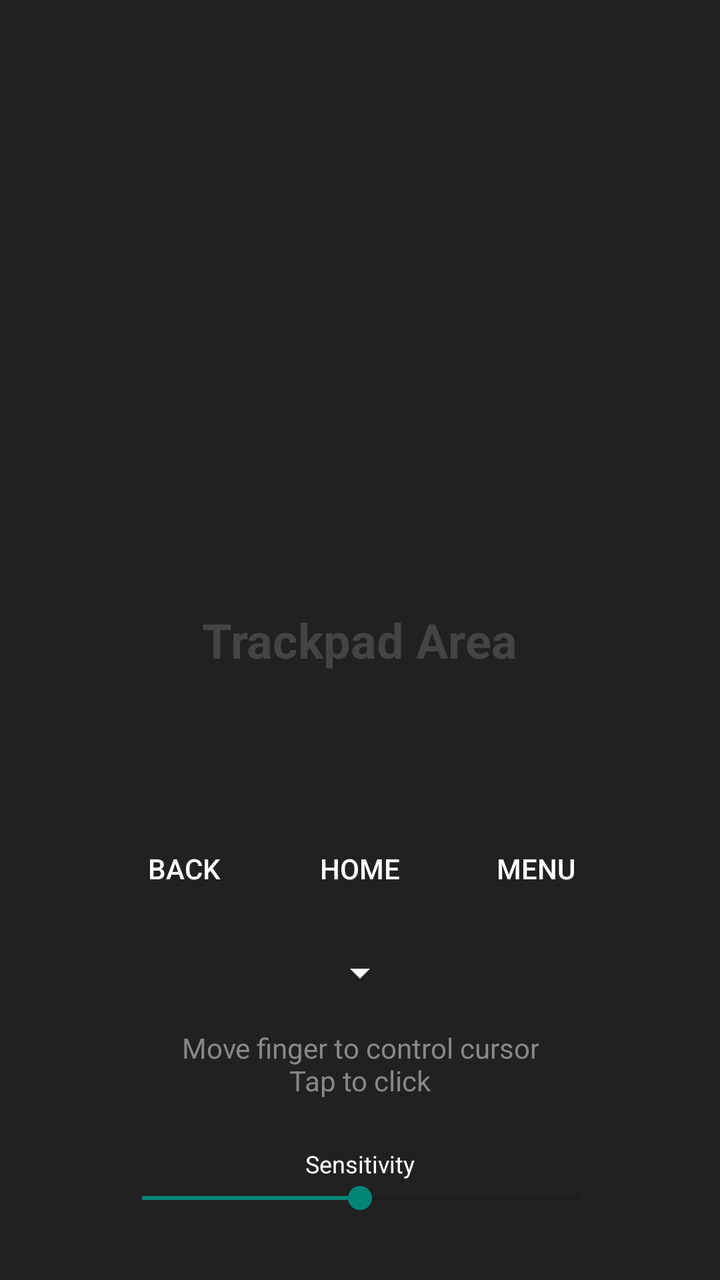
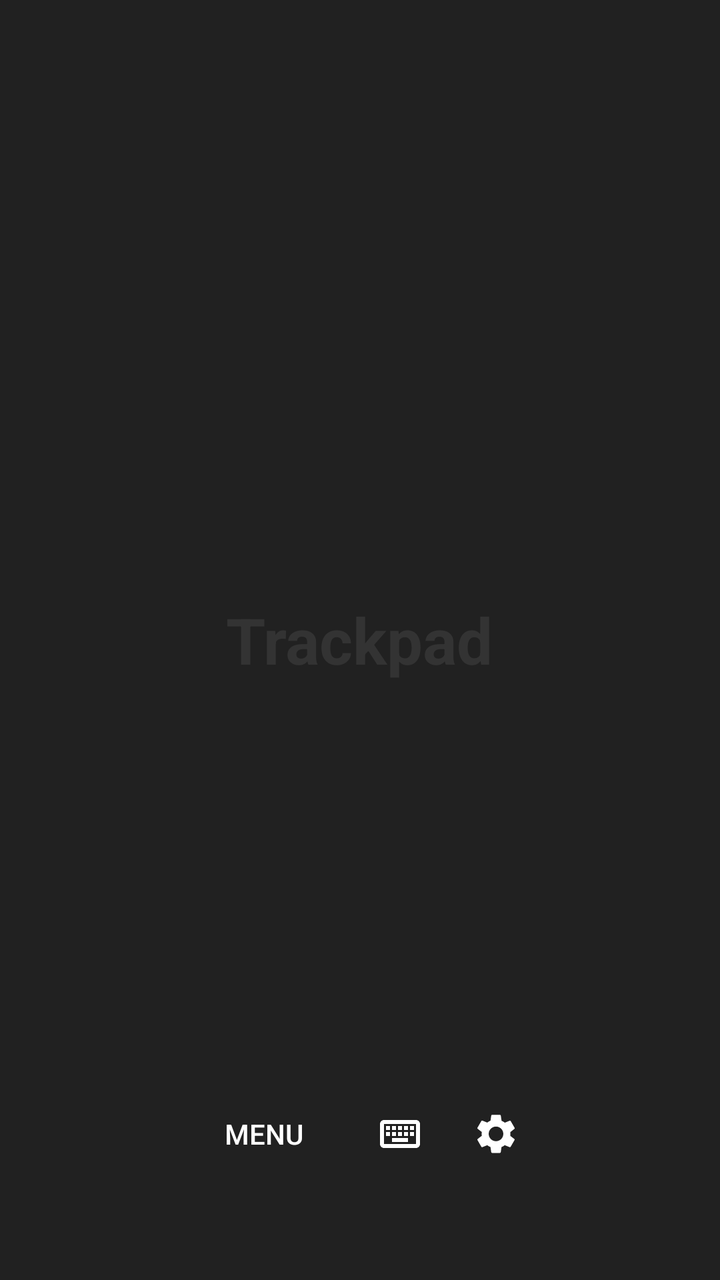

The first picture is an Android layout as it rendered before a commit; the second is the same layout after the commit. The layout source and the unified diff follow.
<!-- AndroidManifest.xml: application theme Theme.AppCompat.Light.NoActionBar -->
<!-- res/layout/activity_trackpad.xml -->
<?xml version="1.0" encoding="utf-8"?>
<FrameLayout xmlns:android="http://schemas.android.com/apk/res/android"
    android:layout_width="match_parent"
    android:layout_height="match_parent"
    android:background="#212121">

    <TextView
        android:layout_width="wrap_content"
        android:layout_height="wrap_content"
        android:layout_gravity="center"
        android:text="Trackpad Area"
        android:textColor="#444444"
        android:textSize="24sp"
        android:textStyle="bold" />

    <LinearLayout
        android:layout_width="wrap_content"
        android:layout_height="wrap_content"
        android:layout_gravity="bottom|center_horizontal"
        android:layout_marginBottom="32dp"
        android:orientation="vertical"
        android:gravity="center">

        <LinearLayout
            android:layout_width="wrap_content"
            android:layout_height="wrap_content"
            android:layout_marginBottom="16dp"
            android:orientation="horizontal">

            <Button
                android:id="@+id/btn_back"
                style="@style/Widget.AppCompat.Button.Borderless"
                android:layout_width="wrap_content"
                android:layout_height="wrap_content"
                android:text="Back"
                android:textColor="#FFFFFF" />

            <Button
                android:id="@+id/btn_home"
                style="@style/Widget.AppCompat.Button.Borderless"
                android:layout_width="wrap_content"
                android:layout_height="wrap_content"
                android:text="Home"
                android:textColor="#FFFFFF" />

            <Button
                android:id="@+id/btn_recents"
                style="@style/Widget.AppCompat.Button.Borderless"
                android:layout_width="wrap_content"
                android:layout_height="wrap_content"
                android:text="Menu"
                android:textColor="#FFFFFF" />
        </LinearLayout>

        <Spinner
            android:id="@+id/display_spinner"
            android:layout_width="wrap_content"
            android:layout_height="wrap_content"
            android:layout_marginBottom="16dp"
            android:backgroundTint="#FFFFFF" />

        <TextView
            android:id="@+id/status_text"
            android:layout_width="wrap_content"
            android:layout_height="wrap_content"
            android:text="Move finger to control cursor\nTap to click"
            android:textAlignment="center"
            android:textColor="#888888"
            android:textSize="14sp" />

        <LinearLayout
            android:layout_width="250dp"
            android:layout_height="wrap_content"
            android:layout_marginTop="24dp"
            android:orientation="vertical">

            <TextView
                android:layout_width="wrap_content"
                android:layout_height="wrap_content"
                android:layout_gravity="center_horizontal"
                android:text="Sensitivity"
                android:textColor="#FFFFFF"
                android:textSize="12sp" />

            <SeekBar
                android:id="@+id/sensitivity_seekbar"
                android:layout_width="match_parent"
                android:layout_height="wrap_content"
                android:max="100"
                android:progress="50" />
        </LinearLayout>

        <Button
            android:id="@+id/btn_accessibility"
            android:layout_width="wrap_content"
            android:layout_height="wrap_content"
            android:layout_marginTop="16dp"
            android:text="Enable Accessibility Service"
            android:visibility="gone" />
    </LinearLayout>

</FrameLayout>
<!-- resources referenced by this layout -->
<resources>

</resources>

<!-- the commit's change to res/layout/activity_trackpad.xml (unified diff, before → after) -->
@@ -8,9 +8,9 @@
         android:layout_width="wrap_content"
         android:layout_height="wrap_content"
         android:layout_gravity="center"
-        android:text="Trackpad Area"
-        android:textColor="#444444"
-        android:textSize="24sp"
+        android:text="Trackpad"
+        android:textColor="#333333"
+        android:textSize="32sp"
         android:textStyle="bold" />
 
     <LinearLayout
@@ -28,67 +28,50 @@
             android:orientation="horizontal">
 
             <Button
-                android:id="@+id/btn_back"
-                style="@style/Widget.AppCompat.Button.Borderless"
-                android:layout_width="wrap_content"
-                android:layout_height="wrap_content"
-                android:text="Back"
-                android:textColor="#FFFFFF" />
-
-            <Button
-                android:id="@+id/btn_home"
-                style="@style/Widget.AppCompat.Button.Borderless"
-                android:layout_width="wrap_content"
-                android:layout_height="wrap_content"
-                android:text="Home"
-                android:textColor="#FFFFFF" />
-
-            <Button
                 android:id="@+id/btn_recents"
                 style="@style/Widget.AppCompat.Button.Borderless"
                 android:layout_width="wrap_content"
                 android:layout_height="wrap_content"
                 android:text="Menu"
                 android:textColor="#FFFFFF" />
+
+            <ImageButton
+                android:id="@+id/btn_keyboard"
+                android:layout_width="48dp"
+                android:layout_height="48dp"
+                android:background="?attr/selectableItemBackgroundBorderless"
+                android:contentDescription="Keyboard"
+                android:src="@drawable/ic_keyboard"
+                android:tint="#FFFFFF" />
+
+            <ImageButton
+                android:id="@+id/btn_settings"
+                android:layout_width="48dp"
+                android:layout_height="48dp"
+                android:background="?attr/selectableItemBackgroundBorderless"
+                android:contentDescription="Settings"
+                android:src="@drawable/ic_settings"
+                android:tint="#FFFFFF" />
         </LinearLayout>
 
-        <Spinner
-            android:id="@+id/display_spinner"
-            android:layout_width="wrap_content"
-            android:layout_height="wrap_content"
-            android:layout_marginBottom="16dp"
-            android:backgroundTint="#FFFFFF" />
+        
+        <EditText
+            android:id="@+id/hidden_edit_text"
+            android:layout_width="1dp"
+            android:layout_height="1dp"
+            android:alpha="0"
+            android:importantForAutofill="no"
+            android:inputType="textNoSuggestions"
+            android:imeOptions="actionSend" />
 
         <TextView
             android:id="@+id/status_text"
             android:layout_width="wrap_content"
             android:layout_height="wrap_content"
-            android:text="Move finger to control cursor\nTap to click"
             android:textAlignment="center"
             android:textColor="#888888"
-            android:textSize="14sp" />
-
-        <LinearLayout
-            android:layout_width="250dp"
-            android:layout_height="wrap_content"
-            android:layout_marginTop="24dp"
-            android:orientation="vertical">
-
-            <TextView
-                android:layout_width="wrap_content"
-                android:layout_height="wrap_content"
-                android:layout_gravity="center_horizontal"
-                android:text="Sensitivity"
-                android:textColor="#FFFFFF"
-                android:textSize="12sp" />
-
-            <SeekBar
-                android:id="@+id/sensitivity_seekbar"
-                android:layout_width="match_parent"
-                android:layout_height="wrap_content"
-                android:max="100"
-                android:progress="50" />
-        </LinearLayout>
+            android:textSize="14sp"
+            android:visibility="gone" />
 
         <Button
             android:id="@+id/btn_accessibility"
<!-- resource entries referenced after the edit -->
@@ -1,5 +1,24 @@
 <!-- resources referenced by this layout -->
 <resources>
-
+  <!-- drawable ic_keyboard (drawable) -->
+  <vector xmlns:android="http://schemas.android.com/apk/res/android"
+      android:width="24dp"
+      android:height="24dp"
+      android:viewportWidth="24"
+      android:viewportHeight="24">
+      <path
+          android:fillColor="#FFFFFF"
+          android:pathData="M20,5L4,5C2.9,5 2,5.9 2,7L2,17C2,18.1 2.9,19 4,19L20,19C21.1,19 22,18.1 22,17L22,7C22,5.9 21.1,5 20,5ZM20,17L4,17L4,7L20,7L20,17ZM11,8L13,8L13,10L11,10L11,8ZM11,11L13,11L13,13L11,13L11,11ZM8,8L10,8L10,10L8,10L8,8ZM8,11L10,11L10,13L8,13L8,11ZM5,11L7,11L7,13L5,13L5,11ZM5,8L7,8L7,10L5,10L5,8ZM8,14L16,14L16,16L8,16L8,14ZM14,11L16,11L16,13L14,13L14,11ZM14,8L16,8L16,10L14,10L14,8ZM17,11L19,11L19,13L17,13L17,11ZM17,8L19,8L19,10L17,10L17,8Z" />
+  </vector>
+  <!-- drawable ic_settings (drawable) -->
+  <vector xmlns:android="http://schemas.android.com/apk/res/android"
+      android:width="24dp"
+      android:height="24dp"
+      android:viewportWidth="24"
+      android:viewportHeight="24">
+      <path
+          android:fillColor="#FFFFFF"
+          android:pathData="M19.14,12.94c0.04,-0.3 0.06,-0.61 0.06,-0.94c0,-0.32 -0.02,-0.64 -0.06,-0.94l2.03,-1.58c0.18,-0.14 0.23,-0.39 0.12,-0.59l-1.92,-3.32c-0.12,-0.2 -0.36,-0.27 -0.57,-0.19l-2.39,0.96c-0.5,-0.38 -1.03,-0.7 -1.62,-0.94L14.4,2.81c-0.04,-0.22 -0.24,-0.4 -0.47,-0.4h-3.84c-0.23,0 -0.43,0.17 -0.47,0.4L9.25,5.35C8.66,5.59 8.13,5.91 7.63,6.29L5.24,5.33c-0.21,-0.08 -0.45,0 -0.57,0.19L2.75,8.84c-0.11,0.2 -0.06,0.45 0.12,0.59l2.03,1.58C4.86,11.31 4.84,11.62 4.84,11.94c0,0.32 0.02,0.64 0.06,0.94l-2.03,1.58c-0.18,0.14 -0.23,0.39 -0.12,0.59l1.92,3.32c0.12,0.2 0.36,0.27 0.57,0.19l2.39,-0.96c0.5,0.38 1.03,0.7 1.62,0.94l0.36,2.54c0.05,0.22 0.24,0.4 0.47,0.4h3.84c0.23,0 0.43,-0.17 0.47,-0.4l0.36,-2.54c0.59,-0.24 1.13,-0.56 1.62,-0.94l2.39,0.96c0.21,0.08 0.45,0 0.57,-0.19l1.92,-3.32c0.12,-0.2 0.07,-0.45 -0.12,-0.59L19.14,12.94zM12,15.6c-2.02,0 -3.66,-1.64 -3.66,-3.66c0,-2.02 1.64,-3.66 3.66,-3.66c2.02,0 3.66,1.64 3.66,3.66C15.66,13.96 14.02,15.6 12,15.6z" />
+  </vector>
 </resources>
 
